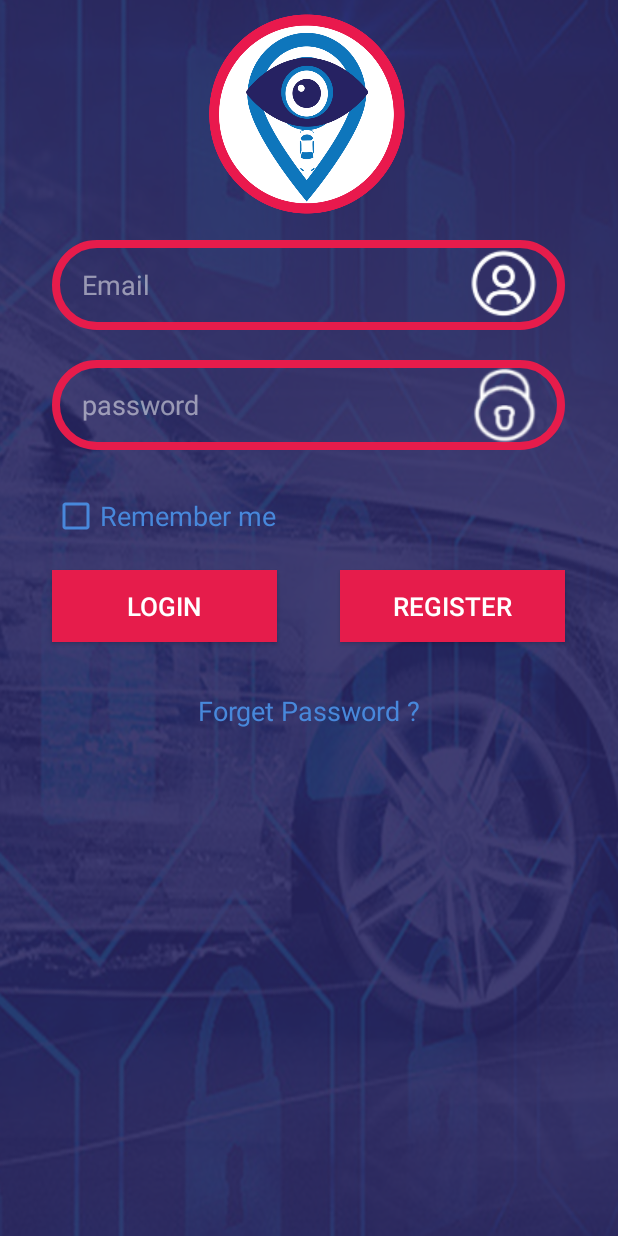
After one commit to Kareem7assan/Car_Security, an Android app: the Login screen opened directly, with no data from a screen before it, on a phone screen of 412 x 824 dp. The commit adds this screen. Run offline under Robolectric (Android 15) with nearby library versions, the phone set to English and light mode, and no system bars; 1 statement that could not run was skipped.

Commit message:
login activity design

```diff
--- a/app/src/main/AndroidManifest.xml
+++ b/app/src/main/AndroidManifest.xml
@@ -21,6 +21,10 @@
         <activity
             android:name=".SignUp"
             android:label="@string/title_activity_sign_up"
+            android:theme="@style/AppTheme.NoActionBar" />
+        <activity
+            android:name=".Login"
+            android:label="@string/title_activity_login"
             android:theme="@style/AppTheme.NoActionBar"></activity>
     </application>
 
--- /dev/null
+++ b/app/src/main/java/com/example/javawy/car_security/Login.java
@@ -0,0 +1,21 @@
+package com.example.javawy.car_security;
+
+import android.os.Bundle;
+import android.support.design.widget.FloatingActionButton;
+import android.support.design.widget.Snackbar;
+import android.support.v7.app.AppCompatActivity;
+import android.support.v7.widget.Toolbar;
+import android.view.View;
+
+public class Login extends AppCompatActivity {
+
+    @Override
+    protected void onCreate(Bundle savedInstanceState) {
+        super.onCreate(savedInstanceState);
+        setContentView(R.layout.activity_login);
+        Toolbar toolbar = (Toolbar) findViewById(R.id.toolbar);
+        setSupportActionBar(toolbar);
+
+    }
+
+}
--- a/app/src/main/java/com/example/javawy/car_security/Splash.java
+++ b/app/src/main/java/com/example/javawy/car_security/Splash.java
@@ -18,14 +18,6 @@ public class Splash extends AppCompatActivity {
         Toolbar toolbar = (Toolbar) findViewById(R.id.toolbar);
         setSupportActionBar(toolbar);
 
-        FloatingActionButton fab = (FloatingActionButton) findViewById(R.id.fab);
-        fab.setOnClickListener(new View.OnClickListener() {
-            @Override
-            public void onClick(View view) {
-                Snackbar.make(view, "Replace with your own action", Snackbar.LENGTH_LONG)
-                        .setAction("Action", null).show();
-            }
-        });
     }
 
     @Override
--- /dev/null
+++ b/app/src/main/res/layout/activity_login.xml
@@ -0,0 +1,18 @@
+<?xml version="1.0" encoding="utf-8"?>
+<android.support.design.widget.CoordinatorLayout xmlns:android="http://schemas.android.com/apk/res/android"
+    xmlns:app="http://schemas.android.com/apk/res-auto"
+    xmlns:tools="http://schemas.android.com/tools"
+    android:layout_width="match_parent"
+    android:layout_height="match_parent"
+    tools:context="com.example.javawy.car_security.Login">
+
+    <android.support.design.widget.AppBarLayout
+        android:layout_width="match_parent"
+        android:layout_height="wrap_content"
+        android:theme="@style/AppTheme.AppBarOverlay">
+
+    </android.support.design.widget.AppBarLayout>
+
+    <include layout="@layout/content_login" />
+
+</android.support.design.widget.CoordinatorLayout>
--- /dev/null
+++ b/app/src/main/res/layout/content_login.xml
@@ -0,0 +1,107 @@
+<?xml version="1.0" encoding="utf-8"?>
+<RelativeLayout xmlns:android="http://schemas.android.com/apk/res/android"
+    xmlns:app="http://schemas.android.com/apk/res-auto"
+    xmlns:tools="http://schemas.android.com/tools"
+    android:layout_width="match_parent"
+    android:layout_height="match_parent"
+    android:background="@drawable/back"
+    app:layout_behavior="@string/appbar_scrolling_view_behavior"
+    tools:context="com.example.javawy.car_security.Login"
+    tools:showIn="@layout/activity_login">
+    <ImageView
+        android:id="@+id/imageView3"
+        android:layout_width="150dp"
+        android:layout_height="150dp"
+        app:srcCompat="@drawable/logo"
+        android:layout_alignParentTop="true"
+        android:layout_centerHorizontal="true" />
+    <EditText
+        android:id="@+id/editText21"
+        android:layout_width="match_parent"
+        android:layout_height="60dp"
+        android:layout_below="@+id/imageView3"
+        android:layout_centerHorizontal="true"
+        android:layout_marginLeft="10dp"
+        android:layout_marginRight="60dp"
+        android:layout_marginTop="10dp"
+        android:background="@drawable/btn"
+        android:drawableRight="@drawable/usericon1"
+        android:ems="10"
+        android:hint="Email"
+        android:inputType="textEmailAddress"
+        android:paddingLeft="20dp"
+        android:paddingRight="15dp"
+        android:textColor="@color/colorText"
+        android:textColorHint="@color/colorHinting" />
+    <EditText
+        android:id="@+id/editText22"
+        android:layout_width="match_parent"
+        android:layout_height="60dp"
+        android:layout_below="@+id/editText21"
+        android:layout_centerHorizontal="true"
+        android:layout_marginLeft="10dp"
+        android:layout_marginRight="60dp"
+        android:layout_marginTop="20dp"
+        android:background="@drawable/btn"
+        android:drawableRight="@drawable/passwordicon1"
+        android:ems="10"
+        android:hint="password"
+        android:inputType="textEmailAddress"
+        android:paddingLeft="20dp"
+        android:paddingRight="15dp"
+        android:textColor="@color/colorText"
+        android:textColorHint="@color/colorHinting" />
+
+    <CheckBox
+        android:id="@+id/checkBox"
+        android:buttonTint="@color/checkBox"
+        android:layout_width="wrap_content"
+        android:layout_height="wrap_content"
+        android:layout_alignLeft="@+id/editText22"
+        android:layout_alignStart="@+id/editText22"
+        android:layout_below="@+id/editText22"
+        android:layout_marginTop="28dp"
+        android:textSize="18dp"
+        android:textColor="@color/checkBox"
+        android:text="Remember me" />
+
+    <Button
+        android:id="@+id/button2"
+        android:layout_width="150dp"
+        android:layout_height="wrap_content"
+        android:background="@color/colorAccent"
+        android:textColor="@color/colorText"
+        android:textSize="17dp"
+        android:text="Register"
+        android:layout_alignBaseline="@+id/button3"
+        android:layout_alignBottom="@+id/button3"
+        android:layout_alignRight="@+id/editText22"
+        android:layout_alignEnd="@+id/editText22" />
+
+    <Button
+        android:id="@+id/button3"
+        android:layout_width="150dp"
+        android:layout_height="wrap_content"
+        android:layout_alignLeft="@+id/checkBox"
+        android:layout_alignStart="@+id/checkBox"
+        android:layout_below="@+id/checkBox"
+        android:layout_marginTop="20dp"
+        android:background="@color/colorAccent"
+        android:text="login"
+        android:textColor="@color/colorText"
+        android:textSize="17dp" />
+
+    <TextView
+        android:id="@+id/textView"
+        android:layout_width="200dp"
+        android:layout_height="wrap_content"
+        android:layout_marginTop="33dp"
+        android:text="Forget Password ?"
+        android:textSize="18dp"
+        android:textColor="@color/checkBox"
+        android:layout_below="@+id/button2"
+        android:textAlignment="center"
+        android:layout_centerHorizontal="true" />
+
+
+</RelativeLayout>
--- a/app/src/main/res/layout/content_sign_up.xml
+++ b/app/src/main/res/layout/content_sign_up.xml
@@ -14,7 +14,7 @@
         android:id="@+id/imageView2"
         android:layout_width="150dp"
         android:layout_height="150dp"
-        app:srcCompat="@drawable/LOGO"
+        app:srcCompat="@drawable/logo"
         android:layout_alignParentTop="true"
         android:layout_centerHorizontal="true" />
 
--- a/app/src/main/res/values/colors.xml
+++ b/app/src/main/res/values/colors.xml
@@ -5,4 +5,5 @@
     <color name="colorAccent">#e61c4b</color>
     <color name="colorText">#FFFFFF</color>
     <color name="colorHinting">#80FFFFFF</color>
+    <color name="checkBox">#4888db</color>
 </resources>
--- a/app/src/main/res/values/strings.xml
+++ b/app/src/main/res/values/strings.xml
@@ -2,4 +2,5 @@
     <string name="app_name">Car_Security</string>
     <string name="action_settings">Settings</string>
     <string name="title_activity_sign_up">SignUp</string>
+    <string name="title_activity_login">Login</string>
 </resources>
```
Also changed, not shown: app/src/main/res/drawable/locker.png (deleted), app/src/main/res/drawable/logo.png (renamed from app/src/main/res/drawable/LOGO.png).
